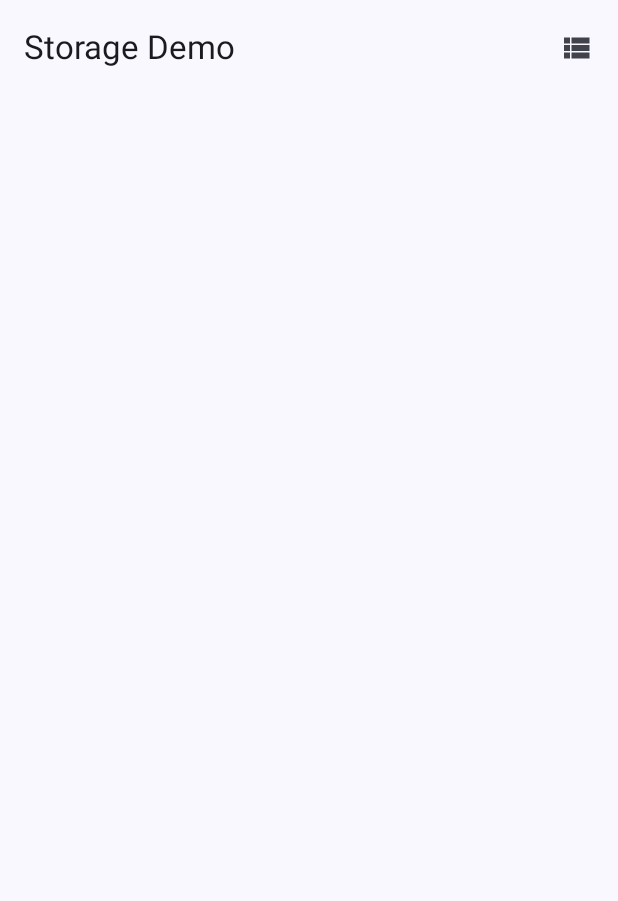
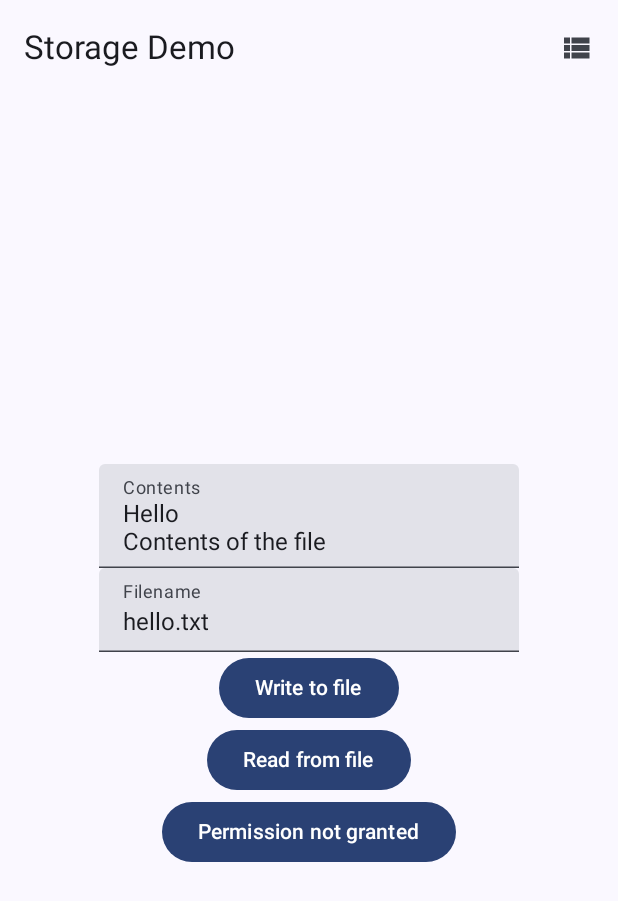
Before and after one commit to SanjayDevTech/StorageDemo, an Android app built with Jetpack Compose: the screen it shows after launch (MainActivity), on a phone screen of 412 x 824 dp. Shown: the top 901 px of the screen. Run offline under Robolectric (Android 15) with nearby library versions, the phone set to English and light mode, and no system bars; 1 statement that could not run was skipped.

Commit message:
manage file system

```diff
--- a/app/src/main/AndroidManifest.xml
+++ b/app/src/main/AndroidManifest.xml
@@ -2,6 +2,10 @@
 <manifest xmlns:android="http://schemas.android.com/apk/res/android"
     xmlns:tools="http://schemas.android.com/tools"
     package="com.example.storagedemo">
+
+    <uses-permission android:name="android.permission.MANAGE_EXTERNAL_STORAGE"/>
+    <uses-permission android:name="android.permission.READ_EXTERNAL_STORAGE" android:maxSdkVersion="28"/>
+    <uses-permission android:name="android.permission.WRITE_EXTERNAL_STORAGE" android:maxSdkVersion="28"/>
 
     <application
         android:allowBackup="true"
--- a/app/src/main/java/com/example/storagedemo/MainActivity.kt
+++ b/app/src/main/java/com/example/storagedemo/MainActivity.kt
@@ -1,19 +1,34 @@
 package com.example.storagedemo
 
-import android.annotation.SuppressLint
+import android.Manifest
 import android.content.Intent
+import android.content.pm.PackageManager
+import android.net.Uri
+import android.os.Build
 import android.os.Bundle
+import android.os.Environment
+import android.provider.Settings
+import android.widget.Toast
 import androidx.activity.ComponentActivity
+import androidx.activity.compose.rememberLauncherForActivityResult
 import androidx.activity.compose.setContent
+import androidx.activity.result.contract.ActivityResultContracts
+import androidx.compose.foundation.layout.*
 import androidx.compose.material3.*
-import androidx.compose.runtime.Composable
+import androidx.compose.runtime.*
+import androidx.compose.ui.Alignment
+import androidx.compose.ui.Modifier
 import androidx.compose.ui.platform.LocalContext
 import androidx.compose.ui.res.painterResource
 import androidx.compose.ui.tooling.preview.Preview
+import androidx.core.app.ActivityCompat
 import com.example.storagedemo.ui.theme.StorageDemoTheme
+import kotlinx.coroutines.Dispatchers
+import kotlinx.coroutines.launch
+import kotlinx.coroutines.withContext
+import java.io.File
 
 class MainActivity : ComponentActivity() {
-    @SuppressLint("UnusedMaterial3ScaffoldPaddingParameter")
     @OptIn(ExperimentalMaterial3Api::class)
     override fun onCreate(savedInstanceState: Bundle?) {
         super.onCreate(savedInstanceState)
@@ -29,16 +44,22 @@ class MainActivity : ComponentActivity() {
                             actions = {
                                 IconButton(onClick = {
                                     val intent = Intent(ctx, ListActivity::class.java)
-                                    intent.putExtra("file_path", "")
+                                    intent.putExtra(
+                                        "file_path",
+                                        Environment.getExternalStorageDirectory().path
+                                    )
                                     ctx.startActivity(intent)
                                 }) {
-                                    Icon(painter = painterResource(id = R.drawable.ic_baseline_view_list_24), contentDescription = "List Files")
+                                    Icon(
+                                        painter = painterResource(id = R.drawable.ic_baseline_view_list_24),
+                                        contentDescription = "List Files"
+                                    )
                                 }
                             }
                         )
                     }
-                ) {
-                    MainScreen()
+                ) { paddingValues ->
+                    MainScreen(paddingValues)
                 }
             }
         }
@@ -46,7 +67,133 @@ class MainActivity : ComponentActivity() {
 }
 
 @Composable
-fun MainScreen() {
+fun MainScreen(paddingValues: PaddingValues = PaddingValues()) {
+    val context = LocalContext.current
+    var contents by remember {
+        mutableStateOf(
+            """
+            Hello
+            Contents of the file
+        """.trimIndent()
+        )
+    }
+    val scope = rememberCoroutineScope()
+    fun checkIfGranted() = if (Build.VERSION.SDK_INT >= Build.VERSION_CODES.R) {
+        Environment.isExternalStorageManager()
+    } else {
+        ActivityCompat.checkSelfPermission(
+            context,
+            Manifest.permission.READ_EXTERNAL_STORAGE
+        ) == PackageManager.PERMISSION_GRANTED && ActivityCompat.checkSelfPermission(
+            context,
+            Manifest.permission.WRITE_EXTERNAL_STORAGE
+        ) == PackageManager.PERMISSION_GRANTED
+    }
+
+    var isGranted: Boolean by remember {
+        mutableStateOf(checkIfGranted())
+    }
+
+    val permissionLauncher =
+        rememberLauncherForActivityResult(ActivityResultContracts.RequestMultiplePermissions()) {
+            isGranted = checkIfGranted()
+        }
+    val manageIntentLauncher =
+        rememberLauncherForActivityResult(ActivityResultContracts.StartActivityForResult()) {
+            isGranted = checkIfGranted()
+        }
+
+
+    fun requestPermission() {
+        if (Build.VERSION.SDK_INT >= Build.VERSION_CODES.R) {
+            manageIntentLauncher.launch(Intent(Settings.ACTION_MANAGE_APP_ALL_FILES_ACCESS_PERMISSION).apply {
+                data = Uri.fromParts("package", context.packageName, null)
+            })
+        } else {
+            permissionLauncher.launch(
+                arrayOf(
+                    Manifest.permission.READ_EXTERNAL_STORAGE,
+                    Manifest.permission.WRITE_EXTERNAL_STORAGE,
+                )
+            )
+        }
+    }
+
+    var filename by remember {
+        mutableStateOf("hello.txt")
+    }
+    Column(
+        modifier = Modifier
+            .padding(paddingValues)
+            .fillMaxSize(),
+        horizontalAlignment = Alignment.CenterHorizontally,
+        verticalArrangement = Arrangement.Center,
+    ) {
+        TextField(
+            value = contents,
+            onValueChange = { contents = it },
+            label = { Text(text = "Contents") },
+            placeholder = {
+                Text(text = "Type the contents")
+            },
+        )
+        TextField(
+            value = filename,
+            onValueChange = { filename = it },
+            singleLine = true,
+            label = { Text(text = "Filename") },
+            placeholder = {
+                Text(text = "Type the filename")
+            },
+        )
+        Button(onClick = {
+            if (!isGranted) return@Button
+            scope.launch {
+                try {
+                    writeToFile(Environment.getExternalStorageDirectory(), filename, contents)
+                    Toast.makeText(context, "Written to file $filename", Toast.LENGTH_SHORT)
+                        .show()
+                } catch (e: Exception) {
+                    e.printStackTrace()
+                    Toast.makeText(context, "Exception: ${e.message}", Toast.LENGTH_SHORT).show()
+                }
+            }
+        }) {
+            Text(text = "Write to file")
+        }
+        Button(onClick = {
+            if (!isGranted) return@Button
+            scope.launch {
+                try {
+                    contents = readFromFile(Environment.getExternalStorageDirectory(), filename)
+                    Toast.makeText(context, "Read from file $filename", Toast.LENGTH_SHORT)
+                        .show()
+                } catch (e: Exception) {
+                    e.printStackTrace()
+                    Toast.makeText(context, "Exception: ${e.message}", Toast.LENGTH_SHORT).show()
+                }
+            }
+        }) {
+            Text(text = "Read from file")
+        }
+        Button(onClick = {
+            requestPermission()
+        }) {
+            Text(text = if (isGranted) "Permission granted" else "Permission not granted")
+        }
+    }
+}
+
+suspend fun writeToFile(file: File, filename: String, contents: String) {
+    withContext(Dispatchers.IO) {
+        File(file, filename).writeText(contents)
+    }
+}
+
+suspend fun readFromFile(file: File, filename: String): String {
+    return withContext(Dispatchers.IO) {
+        File(file, filename).readText()
+    }
 }
 
 @Preview(showBackground = true)
```
Also changed, not shown: app/src/main/java/com/example/storagedemo/ListActivity.kt (+6 -3 lines).
